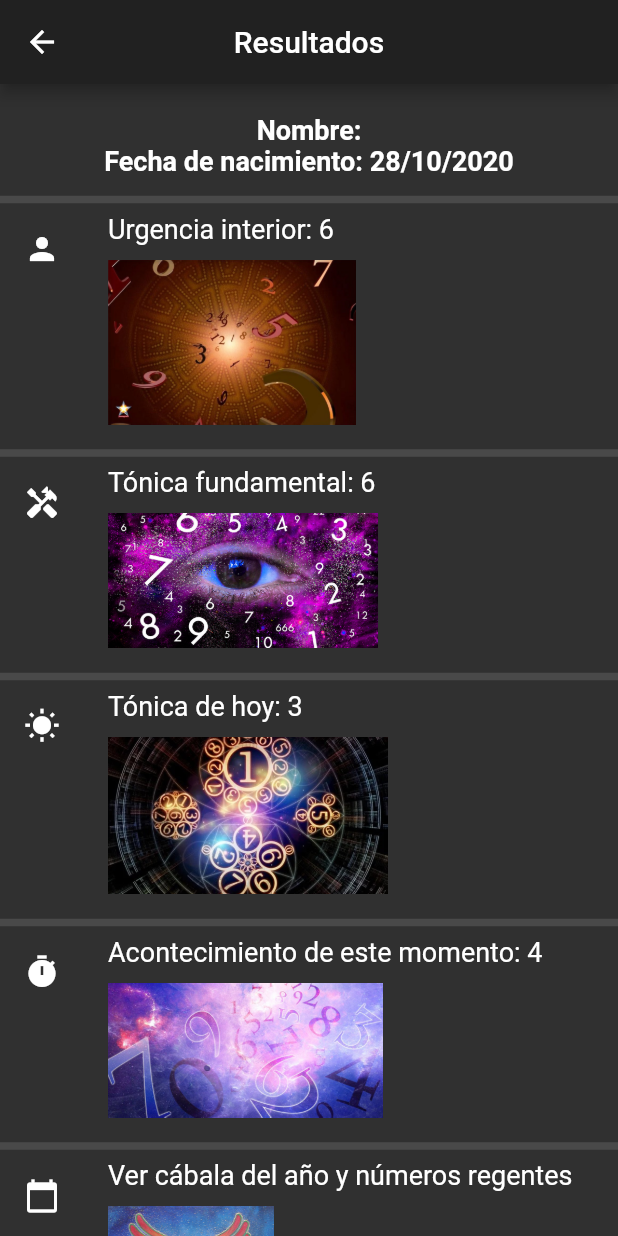
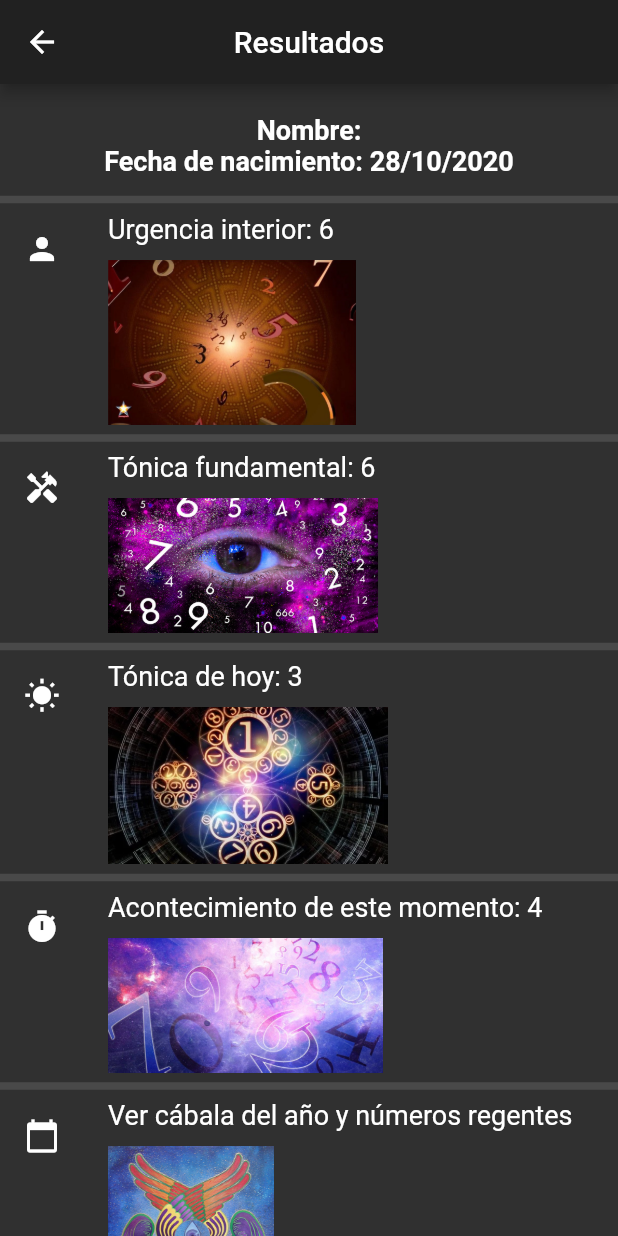
Before and after one commit to DeysonDiaz/IHC_Grupo-10, a Flutter app: the ResultsPage screen opened directly with empty values, on a phone screen of 412 x 824 dp. Run offline on Flutter 3.47's test engine with Material 2 defaults, Android fonts, the phone set to English and light mode, and no system bars; our stand-ins replace datetime_picker_formfield.

Commit message:
Modificando ListView

```diff
--- a/cabala/lib/screens/results.dart
+++ b/cabala/lib/screens/results.dart
@@ -29,7 +29,6 @@ class ResultsPage extends StatelessWidget {
                 onTap: () => showInnerUrgencyInfo(context, innerUrgencyValue),
                 subtitle: Padding(padding: EdgeInsets.only(top: 10), child: Image.asset('assets/images/img2.jpeg', height: 110, alignment: Alignment.centerLeft)),
             ),
-            SizedBox(height: 10),
             Divider(thickness: 5, height: 10),
             ListTile(
                 title: Text('Tónica fundamental: $fundamentalTonicValue',
@@ -38,7 +37,6 @@ class ResultsPage extends StatelessWidget {
                 onTap: () => showFundamentalTonicInfo(context, fundamentalTonicValue),
                 subtitle: Padding(padding: EdgeInsets.only(top: 10), child: Image.asset('assets/images/img3.jpeg', height: 90, alignment: Alignment.centerLeft)),
             ),
-            SizedBox(height: 10),
             Divider(thickness: 5, height: 10),
             ListTile(
                 title: Text('Tónica de hoy: $tonicOfTodayValue',
@@ -47,7 +45,6 @@ class ResultsPage extends StatelessWidget {
                 onTap: () => showTonicOfTodayInfo(context, tonicOfTodayValue),
                 subtitle: Padding(padding: EdgeInsets.only(top: 10), child: Image.asset('assets/images/img4.jpeg', height: 105, alignment: Alignment.centerLeft)),
             ),
-            SizedBox(height: 10),
             Divider(thickness: 5, height: 10),
             ListTile(
                 title: Text('Acontecimiento de este momento: $nowEventValue',
@@ -56,7 +53,6 @@ class ResultsPage extends StatelessWidget {
                 onTap: () => showNowEventInfo(context, nowEventValue),
                 subtitle: Padding(padding: EdgeInsets.only(top: 10), child: Image.asset('assets/images/img5.jpeg', height: 90, alignment: Alignment.centerLeft)),
             ),
-            SizedBox(height: 10),
             Divider(thickness: 5, height: 10),
             ListTile(
                 title: Text('Ver cábala del año y números regentes',
@@ -65,7 +61,6 @@ class ResultsPage extends StatelessWidget {
                 onTap: () => showYearCabalaInfo(context, yearCabalaValue),
                 subtitle: Padding(padding: EdgeInsets.only(top: 10), child: Image.asset('assets/images/img6.jpeg', height: 150, alignment: Alignment.centerLeft)),
             ),
-            SizedBox(height: 10),
             Divider(thickness: 5, height: 10),
             ListTile(
               title: Text('Ver información sobre los números',
```
